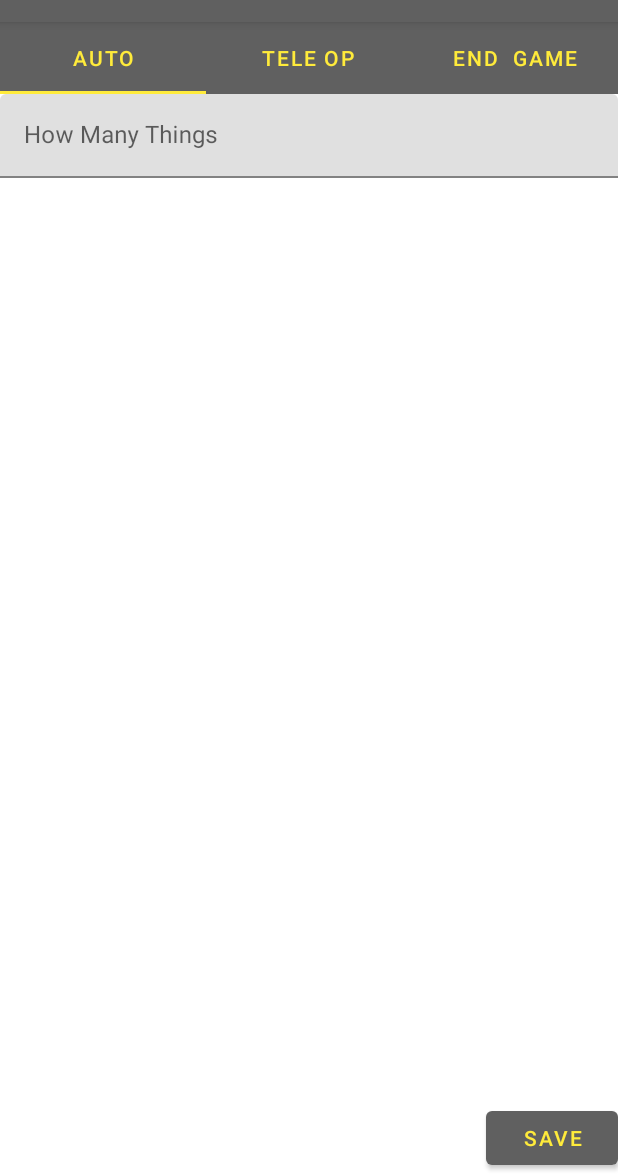
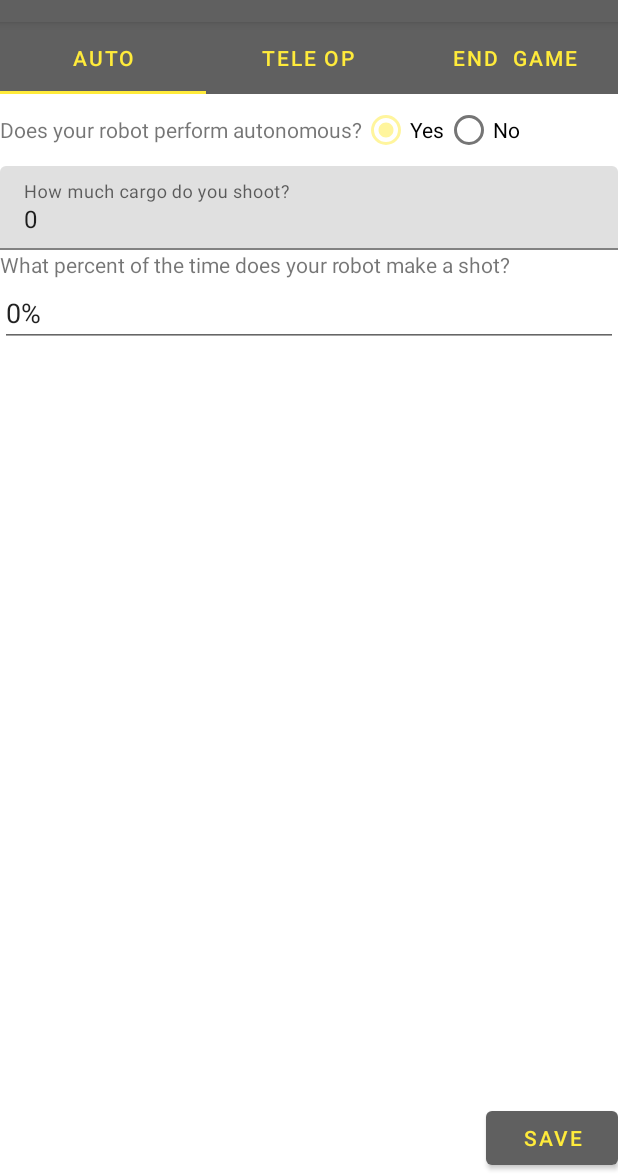
Before and after one commit to HartlandRobotics/EchelonFTC, an Android app: the TabTestActivity screen opened directly, with no data from a screen before it, on a phone screen of 412 x 824 dp, the part 62-1236 px from its top. Run offline under Robolectric (Android 15) with nearby library versions, the phone set to English and light mode, and no system bars; our stand-ins replace Room's generated code.

Commit message:
moved pit scout activities to fragments (#12)

```diff
--- a/app/src/main/java/org/hartlandrobotics/echelon2/pitScouting/AutoFragment.java
+++ /dev/null
@@ -1,68 +0,0 @@
-package org.hartlandrobotics.echelon2.pitScouting;
-
-import android.os.Bundle;
-
-import androidx.fragment.app.Fragment;
-
-import android.text.Editable;
-import android.text.TextWatcher;
-import android.view.LayoutInflater;
-import android.view.View;
-import android.view.ViewGroup;
-
-import com.google.android.material.textfield.TextInputLayout;
-
-import org.hartlandrobotics.echelon2.R;
-import org.hartlandrobotics.echelon2.database.entities.PitScout;
-
-/**
- * A simple {@link Fragment} subclass.
- * Use the {@link AutoFragment#newInstance} factory method to
- * create an instance of this fragment.
- */
-public class AutoFragment extends Fragment {
-
-    PitScout data;
-
-    public void setData( PitScout data) { this.data = data; }
-    public PitScout getData() { return data; }
-
-
-    public AutoFragment() {
-        // Required empty public constructor
-    }
-
-
-
-    @Override
-    public void onCreate(Bundle savedInstanceState) {
-        super.onCreate(savedInstanceState);
-    }
-
-    TextInputLayout psAutoTextLayout;
-    @Override
-    public View onCreateView(LayoutInflater inflater, ViewGroup container,
-                             Bundle savedInstanceState) {
-        // Inflate the layout for this fragment
-        View fragmentView =  inflater.inflate(R.layout.fragment_auto, container, false);
-        psAutoTextLayout = fragmentView.findViewById(R.id.ps_auto_text);
-        psAutoTextLayout.getEditText().addTextChangedListener(new TextWatcher() {
-            @Override
-            public void beforeTextChanged(CharSequence s, int start, int count, int after) {
-
-            }
-
-            @Override
-            public void onTextChanged(CharSequence s, int start, int before, int count) {
-                //data.setSomeString( s.toString() );
-            }
-
-            @Override
-            public void afterTextChanged(Editable s) {
-
-            }
-        });
-
-        return fragmentView;
-    }
-}
--- /dev/null
+++ b/app/src/main/java/org/hartlandrobotics/echelon2/pitScouting/PitScoutAutoFragment.java
@@ -0,0 +1,108 @@
+package org.hartlandrobotics.echelon2.pitScouting;
+
+import android.os.Bundle;
+
+import androidx.fragment.app.Fragment;
+
+import android.text.Editable;
+import android.text.TextWatcher;
+import android.view.LayoutInflater;
+import android.view.View;
+import android.view.ViewGroup;
+import android.widget.ArrayAdapter;
+import android.widget.AutoCompleteTextView;
+import android.widget.LinearLayout;
+import android.widget.RadioGroup;
+
+import com.google.android.material.textfield.TextInputLayout;
+
+import org.hartlandrobotics.echelon2.R;
+import org.hartlandrobotics.echelon2.database.entities.PitScout;
+
+/**
+ * A simple {@link Fragment} subclass.
+ * Use the {@link PitScoutAutoFragment#newInstance} factory method to
+ * create an instance of this fragment.
+ */
+public class PitScoutAutoFragment extends Fragment {
+    RadioGroup hasAutoGroup;
+    RadioGroup helpAutoGroup;
+    TextInputLayout programmingLanguageLayout;
+    AutoCompleteTextView programmingLanguageAutoComplete;
+    LinearLayout missingAutoLayout;
+    LinearLayout hasAutoLayout;
+    TextInputLayout autoLanguage;
+
+    PitScout data;
+
+    public void setData( PitScout data) { this.data = data; }
+    public PitScout getData() { return data; }
+
+
+    public PitScoutAutoFragment() {
+        // Required empty public constructor
+    }
+
+
+
+    @Override
+    public void onCreate(Bundle savedInstanceState) {
+        super.onCreate(savedInstanceState);
+    }
+
+    @Override
+    public View onCreateView(LayoutInflater inflater, ViewGroup container,
+                             Bundle savedInstanceState) {
+
+        View view =  inflater.inflate(R.layout.fragment_pitscout_auto, container, false);
+
+        setupHasAuto( view );
+        setupNoAuto( view );
+
+        setVisibility();
+
+        return view;
+    }
+
+    private void setupHasAuto(View view){
+        hasAutoLayout = view.findViewById(R.id.hasAutoLayout);
+        hasAutoGroup = view.findViewById(R.id.hasAutoGroup);
+        hasAutoGroup.setOnCheckedChangeListener((group, checkedId) -> {
+            setVisibility();
+        });
+
+    }
+    private void setupNoAuto(View view){
+        missingAutoLayout = view.findViewById(R.id.missingAutoLayout);
+        helpAutoGroup = view.findViewById(R.id.helpAutoGroup);
+        programmingLanguageLayout = view.findViewById(R.id.autoLanguage);
+        programmingLanguageAutoComplete = view.findViewById(R.id.autoLanguageAutoComplete);
+        autoLanguage = view.findViewById(R.id.autoLanguage);
+
+        helpAutoGroup.setOnCheckedChangeListener((group, checkedId) -> {
+            setVisibility();
+        });
+
+        String[] languages = getResources().getStringArray(R.array.programming_languages);
+        ArrayAdapter adapter = new ArrayAdapter(getActivity(), R.layout.dropdown_item, languages);
+        programmingLanguageAutoComplete.setAdapter(adapter);
+    }
+
+    public void setVisibility(){
+        if( hasAutoGroup.getCheckedRadioButtonId() == R.id.hasAutoYes ){
+            missingAutoLayout.setVisibility(View.GONE);
+            hasAutoLayout.setVisibility(View.VISIBLE);
+            autoLanguage.setVisibility(View.GONE);
+        } else {
+            missingAutoLayout.setVisibility(View.VISIBLE);
+            hasAutoLayout.setVisibility(View.GONE);
+            autoLanguage.setVisibility(View.VISIBLE);
+        }
+
+        if( helpAutoGroup.getCheckedRadioButtonId() == R.id.helpAutoNo ){
+            autoLanguage.setVisibility(View.GONE);
+        } else {
+            autoLanguage.setVisibility(View.VISIBLE);
+        }
+    }
+}
--- a/app/src/main/java/org/hartlandrobotics/echelon2/pitScouting/EndGameFragment.java
+++ b/app/src/main/java/org/hartlandrobotics/echelon2/pitScouting/PitScoutEndGameFragment.java
@@ -14,10 +14,10 @@ import org.hartlandrobotics.echelon2.database.entities.PitScout;
 
 /**
  * A simple {@link Fragment} subclass.
- * Use the {@link EndGameFragment#newInstance} factory method to
+ * Use the {@link PitScoutEndGameFragment#newInstance} factory method to
  * create an instance of this fragment.
  */
-public class EndGameFragment extends Fragment {
+public class PitScoutEndGameFragment extends Fragment {
 
     // TODO: Rename parameter arguments, choose names that match
     // the fragment initialization parameters, e.g. ARG_ITEM_NUMBER
@@ -28,7 +28,7 @@ public class EndGameFragment extends Fragment {
     private String mParam1;
     private String mParam2;
 
-    public EndGameFragment() {
+    public PitScoutEndGameFragment() {
         // Required empty public constructor
     }
 
@@ -45,8 +45,8 @@ public class EndGameFragment extends Fragment {
      * @return A new instance of fragment EndGameFragment.
      */
     // TODO: Rename and change types and number of parameters
-    public static EndGameFragment newInstance(String param1, String param2) {
-        EndGameFragment fragment = new EndGameFragment();
+    public static PitScoutEndGameFragment newInstance(String param1, String param2) {
+        PitScoutEndGameFragment fragment = new PitScoutEndGameFragment();
         Bundle args = new Bundle();
         args.putString(ARG_PARAM1, param1);
         args.putString(ARG_PARAM2, param2);
@@ -68,7 +68,7 @@ public class EndGameFragment extends Fragment {
     public View onCreateView(LayoutInflater inflater, ViewGroup container,
                              Bundle savedInstanceState) {
         // Inflate the layout for this fragment
-        View endGameView =  inflater.inflate(R.layout.fragment_end_game, container, false);
+        View endGameView =  inflater.inflate(R.layout.fragment_pitscout_end_game, container, false);
         tv = endGameView.findViewById(R.id.ps_end_text);
         //tv.setText(data.getSomeString());
 
--- a/app/src/main/java/org/hartlandrobotics/echelon2/pitScouting/TeleOpFragment.java
+++ b/app/src/main/java/org/hartlandrobotics/echelon2/pitScouting/PitScoutTeleOpFragment.java
@@ -13,10 +13,10 @@ import org.hartlandrobotics.echelon2.database.entities.PitScout;
 
 /**
  * A simple {@link Fragment} subclass.
- * Use the {@link TeleOpFragment#newInstance} factory method to
+ * Use the {@link PitScoutTeleOpFragment#newInstance} factory method to
  * create an instance of this fragment.
  */
-public class TeleOpFragment extends Fragment {
+public class PitScoutTeleOpFragment extends Fragment {
 
     PitScout data;
 
@@ -31,7 +31,7 @@ public class TeleOpFragment extends Fragment {
     private String mParam1;
     private String mParam2;
 
-    public TeleOpFragment() {
+    public PitScoutTeleOpFragment() {
         // Required empty public constructor
     }
 
@@ -44,8 +44,8 @@ public class TeleOpFragment extends Fragment {
      * @return A new instance of fragment TeleOpFragment.
      */
     // TODO: Rename and change types and number of parameters
-    public static TeleOpFragment newInstance(String param1, String param2) {
-        TeleOpFragment fragment = new TeleOpFragment();
+    public static PitScoutTeleOpFragment newInstance(String param1, String param2) {
+        PitScoutTeleOpFragment fragment = new PitScoutTeleOpFragment();
         Bundle args = new Bundle();
         args.putString(ARG_PARAM1, param1);
         args.putString(ARG_PARAM2, param2);
@@ -66,6 +66,6 @@ public class TeleOpFragment extends Fragment {
     public View onCreateView(LayoutInflater inflater, ViewGroup container,
                              Bundle savedInstanceState) {
         // Inflate the layout for this fragment
-        return inflater.inflate(R.layout.fragment_tele_op, container, false);
+        return inflater.inflate(R.layout.fragment_pitscout_tele_op, container, false);
     }
 }
--- a/app/src/main/java/org/hartlandrobotics/echelon2/pitScouting/PitScoutingPagerAdapter.java
+++ b/app/src/main/java/org/hartlandrobotics/echelon2/pitScouting/PitScoutingPagerAdapter.java
@@ -4,7 +4,6 @@ import android.util.Log;
 
 import androidx.annotation.NonNull;
 import androidx.fragment.app.Fragment;
-import androidx.fragment.app.FragmentActivity;
 import androidx.fragment.app.FragmentManager;
 import androidx.lifecycle.Lifecycle;
 import androidx.viewpager2.adapter.FragmentStateAdapter;
@@ -41,21 +40,21 @@ public class PitScoutingPagerAdapter extends FragmentStateAdapter {
         Fragment fragment = null;
         if (position == 0) {
             Log.e(TAG,"creating new Auto Fragment");
-            AutoFragment autoFragment = new AutoFragment();
-            autoFragment.setData(data);
-            fragment = autoFragment;
+            PitScoutAutoFragment pitScoutAutoFragment = new PitScoutAutoFragment();
+            pitScoutAutoFragment.setData(data);
+            fragment = pitScoutAutoFragment;
         }
         else if (position == 1) {
             Log.e(TAG,"creating new TeleOp Fragment");
-            TeleOpFragment teleOpFragment = new TeleOpFragment();
-            teleOpFragment.setData(data);
-            fragment = teleOpFragment;
+            PitScoutTeleOpFragment pitScoutTeleOpFragment = new PitScoutTeleOpFragment();
+            pitScoutTeleOpFragment.setData(data);
+            fragment = pitScoutTeleOpFragment;
         }
         else if (position == 2) {
             Log.e(TAG,"creating new EndGame Fragment");
-            EndGameFragment endGameFragment = new EndGameFragment();
-            endGameFragment.setData(data);
-            fragment = endGameFragment;
+            PitScoutEndGameFragment pitScoutEndGameFragment = new PitScoutEndGameFragment();
+            pitScoutEndGameFragment.setData(data);
+            fragment = pitScoutEndGameFragment;
         }
 
         return fragment;
--- a/app/src/main/res/layout/fragment_auto.xml
+++ /dev/null
@@ -1,21 +0,0 @@
-<?xml version="1.0" encoding="utf-8"?>
-<FrameLayout xmlns:android="http://schemas.android.com/apk/res/android"
-    xmlns:tools="http://schemas.android.com/tools"
-    android:layout_width="match_parent"
-    android:layout_height="match_parent"
-    tools:context=".pitScouting.AutoFragment">
-
-    <com.google.android.material.textfield.TextInputLayout
-        android:id="@+id/ps_auto_text"
-        android:layout_width="match_parent"
-        android:layout_height="wrap_content"
-        android:hint="How Many Things"
-        >
-        <com.google.android.material.textfield.TextInputEditText
-            android:layout_width="match_parent"
-            android:layout_height="wrap_content"
-           />
-
-    </com.google.android.material.textfield.TextInputLayout>
-
-</FrameLayout>
--- /dev/null
+++ b/app/src/main/res/layout/fragment_pitscout_auto.xml
@@ -0,0 +1,137 @@
+<?xml version="1.0" encoding="utf-8"?>
+<LinearLayout xmlns:android="http://schemas.android.com/apk/res/android"
+    xmlns:tools="http://schemas.android.com/tools"
+    android:layout_width="match_parent"
+    android:layout_height="match_parent"
+    android:orientation="horizontal"
+    tools:context=".pitScouting.PitScoutAutoFragment">
+
+    <LinearLayout
+        android:layout_width="match_parent"
+        android:layout_height="wrap_content"
+        android:orientation="vertical"
+        >
+
+        <LinearLayout
+            android:layout_width="match_parent"
+            android:layout_height="wrap_content"
+            android:orientation="horizontal">
+            <RadioGroup
+                android:id="@+id/hasAutoGroup"
+                android:layout_width="wrap_content"
+                android:layout_height="wrap_content"
+                android:checkedButton="@id/hasAutoYes"
+                android:orientation="horizontal">
+
+                <com.google.android.material.textview.MaterialTextView
+                    android:layout_width="wrap_content"
+                    android:layout_height="wrap_content"
+                    android:text="Does your robot perform autonomous?" />
+
+                <com.google.android.material.radiobutton.MaterialRadioButton
+                    android:id="@+id/hasAutoYes"
+                    android:layout_width="wrap_content"
+                    android:layout_height="wrap_content"
+                    android:text="Yes" />
+
+                <com.google.android.material.radiobutton.MaterialRadioButton
+                    android:id="@+id/hasAutoNo"
+                    android:layout_width="wrap_content"
+                    android:layout_height="wrap_content"
+                    android:text="No" />
+            </RadioGroup>
+        </LinearLayout>
+
+    <LinearLayout
+        android:id="@+id/missingAutoLayout"
+        android:layout_width="match_parent"
+        android:layout_height="wrap_content"
+        android:orientation="vertical"
+        >
+        <RadioGroup
+            android:id="@+id/helpAutoGroup"
+            android:layout_width="match_parent"
+            android:layout_height="wrap_content"
+            android:orientation="horizontal"
+            android:checkedButton="@id/helpAutoNo"
+            >
+
+            <TextView
+                android:layout_width="wrap_content"
+                android:layout_height="wrap_content"
+                android:text="Would you like help creating a basic one?" />
+
+            <RadioButton
+                android:id="@+id/helpAutoYes"
+                android:layout_width="wrap_content"
+                android:layout_height="wrap_content"
+                android:text="Yes" />
+
+            <RadioButton
+                android:id="@+id/helpAutoNo"
+                android:layout_width="wrap_content"
+                android:layout_height="wrap_content"
+                android:text="No" />
+
+        </RadioGroup>
+
+        <com.google.android.material.textfield.TextInputLayout
+            android:id="@+id/autoLanguage"
+            style="@style/Widget.MaterialComponents.TextInputLayout.OutlinedBox.ExposedDropdownMenu"
+            android:layout_width="match_parent"
+            android:layout_height="wrap_content"
+            android:hint="Programming Language"
+            android:checkedButton="@id/helpAutoNo">
+
+            <AutoCompleteTextView
+                android:id="@+id/autoLanguageAutoComplete"
+                android:layout_width="match_parent"
+                android:layout_height="wrap_content"
+                android:inputType="none"
+                android:checkedButton="@id/helpAutoNo"
+                />
+        </com.google.android.material.textfield.TextInputLayout>
+
+    </LinearLayout>
+
+    <LinearLayout
+        android:id="@+id/hasAutoLayout"
+        android:layout_width="match_parent"
+        android:layout_height="wrap_content"
+        android:orientation="vertical"
+        >
+        <com.google.android.material.textfield.TextInputLayout
+            android:id="@+id/autoBallCount"
+            android:layout_width="match_parent"
+            android:layout_height="wrap_content"
+            android:hint="How much cargo do you shoot?">
+
+            <com.google.android.material.textfield.TextInputEditText
+                android:layout_width="match_parent"
+                android:layout_height="wrap_content"
+                android:text="0"
+                android:inputType="number"
+
+                />
+
+        </com.google.android.material.textfield.TextInputLayout>
+
+        <TextView
+            android:layout_width="wrap_content"
+            android:layout_height="wrap_content"
+            android:text="What percent of the time does your robot make a shot?"
+            />
+
+        <com.google.android.material.textfield.TextInputEditText
+            android:layout_width="match_parent"
+            android:layout_height="wrap_content"
+            android:text="0%"
+            android:inputType="number"
+            />
+
+
+    </LinearLayout>
+
+    </LinearLayout>
+
+</LinearLayout>
--- a/app/src/main/res/layout/fragment_end_game.xml
+++ b/app/src/main/res/layout/fragment_pitscout_end_game.xml
@@ -1,9 +1,14 @@
 <?xml version="1.0" encoding="utf-8"?>
-<FrameLayout xmlns:android="http://schemas.android.com/apk/res/android"
+<LinearLayout xmlns:android="http://schemas.android.com/apk/res/android"
     xmlns:tools="http://schemas.android.com/tools"
     android:layout_width="match_parent"
     android:layout_height="match_parent"
-    tools:context=".pitScouting.EndGameFragment">
+    tools:context=".pitScouting.PitScoutEndGameFragment">
+
+    <LinearLayout
+        android:layout_width="match_parent"
+        android:layout_height="wrap_content"
+        android:orientation="horizontal">
 
     <!-- TODO: Update blank fragment layout -->
     <TextView
@@ -12,4 +17,5 @@
         android:layout_height="match_parent"
         android:text="End Game Stuff here" />
 
-</FrameLayout>
+    </LinearLayout>
+</LinearLayout>
--- a/app/src/main/res/layout/fragment_tele_op.xml
+++ b/app/src/main/res/layout/fragment_pitscout_tele_op.xml
@@ -1,9 +1,14 @@
 <?xml version="1.0" encoding="utf-8"?>
-<FrameLayout xmlns:android="http://schemas.android.com/apk/res/android"
+<LinearLayout xmlns:android="http://schemas.android.com/apk/res/android"
     xmlns:tools="http://schemas.android.com/tools"
     android:layout_width="match_parent"
     android:layout_height="match_parent"
-    tools:context=".pitScouting.TeleOpFragment">
+    tools:context=".pitScouting.PitScoutTeleOpFragment">
+
+    <LinearLayout
+        android:layout_width="match_parent"
+        android:layout_height="wrap_content"
+        android:orientation="horizontal">
 
     <!-- TODO: Update blank fragment layout -->
     <TextView
@@ -11,4 +16,5 @@
         android:layout_height="match_parent"
         android:text="Teleop stuff here" />
 
-</FrameLayout>
+    </LinearLayout>
+</LinearLayout>
```
